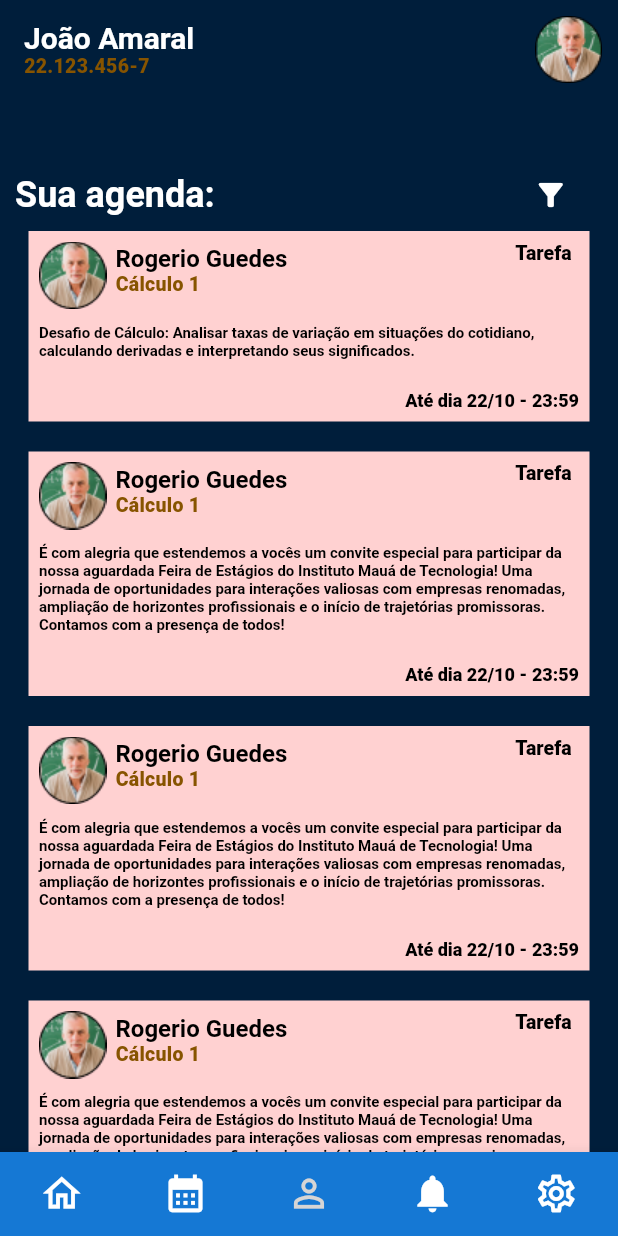
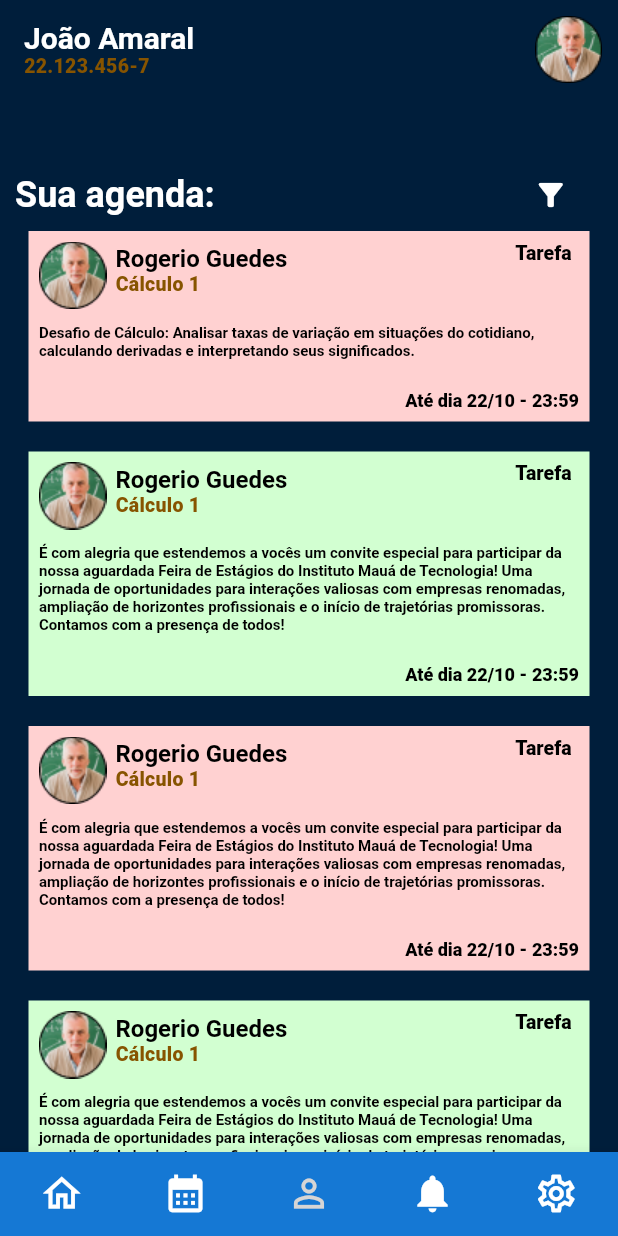
Before and after one commit to EnzoFavaro/Maua-Tasks, a Flutter app: the screen it shows after launch, on a phone screen of 412 x 824 dp. Run offline on Flutter 3.47's test engine with Material 2 defaults, Android fonts, the phone set to English and light mode, and no system bars; our stand-ins replace table_calendar; Roboto replaces fonts that are missing (Lato-Regular).

```diff
--- a/lib/main.dart
+++ b/lib/main.dart
@@ -1,6 +1,6 @@
 import 'package:flutter/material.dart';
 // import 'package:maua_tasks/pages/home.dart';
-// import 'package:maua_tasks/pages/login.dart';
+import 'package:maua_tasks/pages/login.dart';
 // import 'package:maua_tasks/pages/profile.dart';
 // import '../widgets/task.dart';
 import '../widgets/bottom_bar.dart';
--- a/lib/pages/home.dart
+++ b/lib/pages/home.dart
@@ -68,28 +68,28 @@ class Home extends StatelessWidget {
                 color: Colors.white,
           ))
             ]),
-          const CardTask("Rogerio Guedes", "Tarefa", "Desafio de Cálculo: Analisar taxas de variação em situações do cotidiano, calculando derivadas e interpretando seus significados.", "Até dia 22/10 - 23:59"),
+          const CardTask("Rogerio Guedes", "Tarefa", "Desafio de Cálculo: Analisar taxas de variação em situações do cotidiano, calculando derivadas e interpretando seus significados.", "Até dia 22/10 - 23:59", Color(0xffFFD1D1)),
           const Padding(
             padding: EdgeInsets.only(top: 20),
-            child: CardTask("Rogerio Guedes", "Tarefa", "É com alegria que estendemos a vocês um convite especial para participar da nossa aguardada Feira de Estágios do Instituto Mauá de Tecnologia! Uma jornada de oportunidades para interações valiosas com empresas renomadas, ampliação de horizontes profissionais e o início de trajetórias promissoras. Contamos com a presença de todos!", "Até dia 22/10 - 23:59")),
+            child: CardTask("Rogerio Guedes", "Tarefa", "É com alegria que estendemos a vocês um convite especial para participar da nossa aguardada Feira de Estágios do Instituto Mauá de Tecnologia! Uma jornada de oportunidades para interações valiosas com empresas renomadas, ampliação de horizontes profissionais e o início de trajetórias promissoras. Contamos com a presença de todos!", "Até dia 22/10 - 23:59", Color(0xffD2FFD1))),
             const Padding(
             padding: EdgeInsets.only(top: 20),
-            child: CardTask("Rogerio Guedes", "Tarefa", "É com alegria que estendemos a vocês um convite especial para participar da nossa aguardada Feira de Estágios do Instituto Mauá de Tecnologia! Uma jornada de oportunidades para interações valiosas com empresas renomadas, ampliação de horizontes profissionais e o início de trajetórias promissoras. Contamos com a presença de todos!", "Até dia 22/10 - 23:59")),
+            child: CardTask("Rogerio Guedes", "Tarefa", "É com alegria que estendemos a vocês um convite especial para participar da nossa aguardada Feira de Estágios do Instituto Mauá de Tecnologia! Uma jornada de oportunidades para interações valiosas com empresas renomadas, ampliação de horizontes profissionais e o início de trajetórias promissoras. Contamos com a presença de todos!", "Até dia 22/10 - 23:59", Color(0xffFFD1D1))),
             const Padding(
             padding: EdgeInsets.only(top: 20),
-            child: CardTask("Rogerio Guedes", "Tarefa", "É com alegria que estendemos a vocês um convite especial para participar da nossa aguardada Feira de Estágios do Instituto Mauá de Tecnologia! Uma jornada de oportunidades para interações valiosas com empresas renomadas, ampliação de horizontes profissionais e o início de trajetórias promissoras. Contamos com a presença de todos!", "Até dia 22/10 - 23:59")),
+            child: CardTask("Rogerio Guedes", "Tarefa", "É com alegria que estendemos a vocês um convite especial para participar da nossa aguardada Feira de Estágios do Instituto Mauá de Tecnologia! Uma jornada de oportunidades para interações valiosas com empresas renomadas, ampliação de horizontes profissionais e o início de trajetórias promissoras. Contamos com a presença de todos!", "Até dia 22/10 - 23:59", Color(0xffD2FFD1))),
             const Padding(
             padding: EdgeInsets.only(top: 20),
-            child: CardTask("Rogerio Guedes", "Tarefa", "É com alegria que estendemos a vocês um convite especial para participar da nossa aguardada Feira de Estágios do Instituto Mauá de Tecnologia! Uma jornada de oportunidades para interações valiosas com empresas renomadas, ampliação de horizontes profissionais e o início de trajetórias promissoras. Contamos com a presença de todos!", "Até dia 22/10 - 23:59")),
+            child: CardTask("Rogerio Guedes", "Tarefa", "É com alegria que estendemos a vocês um convite especial para participar da nossa aguardada Feira de Estágios do Instituto Mauá de Tecnologia! Uma jornada de oportunidades para interações valiosas com empresas renomadas, ampliação de horizontes profissionais e o início de trajetórias promissoras. Contamos com a presença de todos!", "Até dia 22/10 - 23:59", Color(0xffFFD1D1))),
             const Padding(
             padding: EdgeInsets.only(top: 20),
-            child: CardTask("Rogerio Guedes", "Tarefa", "É com alegria que estendemos a vocês um convite especial para participar da nossa aguardada Feira de Estágios do Instituto Mauá de Tecnologia! Uma jornada de oportunidades para interações valiosas com empresas renomadas, ampliação de horizontes profissionais e o início de trajetórias promissoras. Contamos com a presença de todos!", "Até dia 22/10 - 23:59")),
+            child: CardTask("Rogerio Guedes", "Tarefa", "É com alegria que estendemos a vocês um convite especial para participar da nossa aguardada Feira de Estágios do Instituto Mauá de Tecnologia! Uma jornada de oportunidades para interações valiosas com empresas renomadas, ampliação de horizontes profissionais e o início de trajetórias promissoras. Contamos com a presença de todos!", "Até dia 22/10 - 23:59", Color(0xffD2FFD1))),
             const Padding(
             padding: EdgeInsets.only(top: 20),
-            child: CardTask("Rogerio Guedes", "Tarefa", "É com alegria que estendemos a vocês um convite especial para participar da nossa aguardada Feira de Estágios do Instituto Mauá de Tecnologia! Uma jornada de oportunidades para interações valiosas com empresas renomadas, ampliação de horizontes profissionais e o início de trajetórias promissoras. Contamos com a presença de todos!", "Até dia 22/10 - 23:59")),
+            child: CardTask("Rogerio Guedes", "Tarefa", "É com alegria que estendemos a vocês um convite especial para participar da nossa aguardada Feira de Estágios do Instituto Mauá de Tecnologia! Uma jornada de oportunidades para interações valiosas com empresas renomadas, ampliação de horizontes profissionais e o início de trajetórias promissoras. Contamos com a presença de todos!", "Até dia 22/10 - 23:59", Color(0xffFFD1D1))),
             const Padding(
             padding: EdgeInsets.only(top: 20),
-            child: CardTask("Rogerio Guedes", "Tarefa", "É com alegria que estendemos a vocês um convite especial para participar da nossa aguardada Feira de Estágios do Instituto Mauá de Tecnologia! Uma jornada de oportunidades para interações valiosas com empresas renomadas, ampliação de horizontes profissionais e o início de trajetórias promissoras. Contamos com a presença de todos!", "Até dia 22/10 - 23:59")),
+            child: CardTask("Rogerio Guedes", "Tarefa", "É com alegria que estendemos a vocês um convite especial para participar da nossa aguardada Feira de Estágios do Instituto Mauá de Tecnologia! Uma jornada de oportunidades para interações valiosas com empresas renomadas, ampliação de horizontes profissionais e o início de trajetórias promissoras. Contamos com a presença de todos!", "Até dia 22/10 - 23:59", Color(0xffD2FFD1))),
         ],
       ),
       )
--- a/lib/widgets/bottom_bar.dart
+++ b/lib/widgets/bottom_bar.dart
@@ -2,6 +2,7 @@ import 'package:flutter/material.dart';
 import 'package:maua_tasks/pages/alerts.dart';
 import 'package:maua_tasks/pages/calendar.dart';
 import '../pages/home.dart';
+import '../pages/login.dart';
 import '../pages/profile.dart';
 // import '../pages/profile2.dart';
 import '../pages/settings.dart';
--- a/lib/widgets/task.dart
+++ b/lib/widgets/task.dart
@@ -5,14 +5,19 @@ class CardTask extends StatelessWidget {
   final String task;
   final String description;
   final String date;
-  const CardTask(this.nameTeacher, this.task, this.description, this.date,
+  final Color cor;
+
+  // static const expired = Color(0xffFFD1D1);
+  // static const concluded = Color(0xffD2FFD1);
+
+  const CardTask(
+      this.nameTeacher, this.task, this.description, this.date, this.cor,
       {super.key});
   @override
   Widget build(BuildContext context) {
       return Container(
-      color: const Color(0xffFFD1D1),
+          color: cor,
           width: 374,
-      // height: 138,
           constraints: const BoxConstraints(minHeight: 100),
           padding: const EdgeInsets.all(7.0),
           child: Column(
--- a/pubspec.yaml
+++ b/pubspec.yaml
@@ -32,12 +32,12 @@ dependencies:
     sdk: flutter
   table_calendar: ^3.0.9
   intl: ^0.18.0
-
+  cupertino_icons: ^1.0.2
+  url_launcher: ^6.1.14
 
   # The following adds the Cupertino Icons font to your application.
   # Use with the CupertinoIcons class for iOS style icons.
-  cupertino_icons: ^1.0.2
-  url_launcher: ^6.1.14
+
 
 dev_dependencies:
   flutter_test:
```
Also changed, not shown: lib/pages/login.dart (+17 -2 lines), lib/pages/settings.dart (+13 -1 lines). Lines whose indentation alone changed are shown as unchanged.
